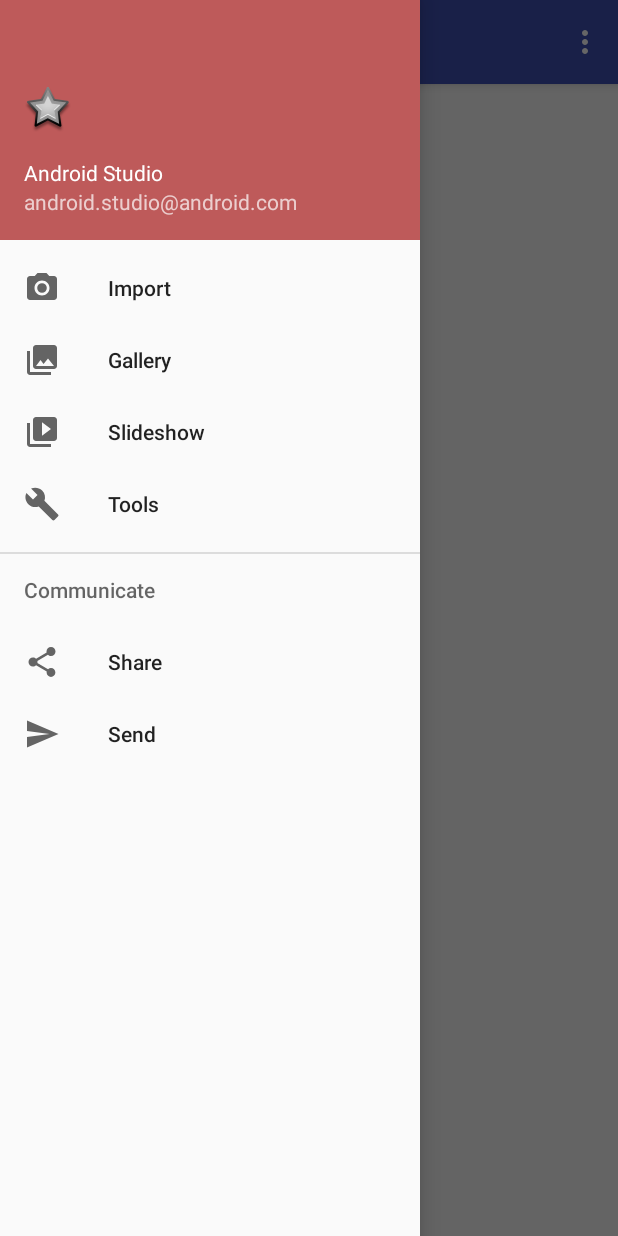
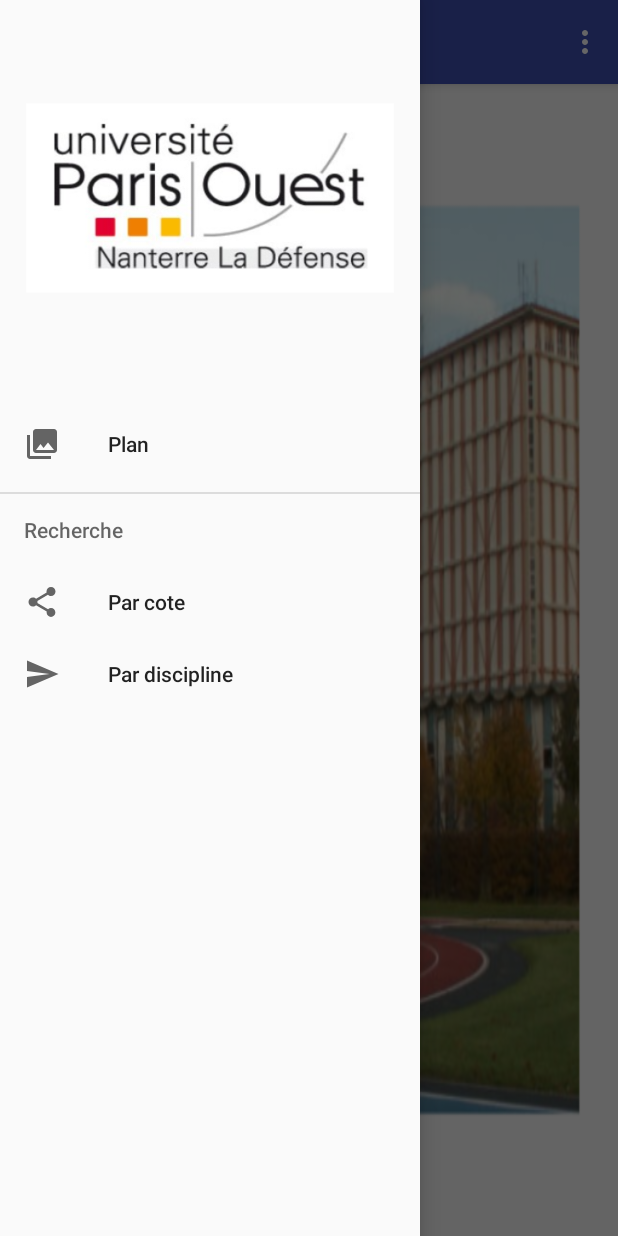
Before and after one commit to Miage-Paris-Ouest/m1c20152016-planinteractifbu, an Android app: the screen it shows after launch (MainActivity), with the side drawer open, on a phone screen of 412 x 824 dp. Run offline under Robolectric (Android 15) with nearby library versions, the phone set to English and light mode, and no system bars.

Commit message:
Maj menu et background

```diff
--- a/app/src/main/java/m1c20152016_planinteractifbu/fr/paris10/miage/projet/grp3/planbu/MainActivity.java
+++ b/app/src/main/java/m1c20152016_planinteractifbu/fr/paris10/miage/projet/grp3/planbu/MainActivity.java
@@ -72,13 +72,7 @@ public class MainActivity extends AppCompatActivity
         // Handle navigation view item clicks here.
         int id = item.getItemId();
 
-        if (id == R.id.nav_camera) {
-            // Handle the camera action
-        } else if (id == R.id.nav_gallery) {
-
-        } else if (id == R.id.nav_slideshow) {
-
-        } else if (id == R.id.nav_manage) {
+       if (id == R.id.nav_gallery) {
 
         } else if (id == R.id.nav_share) {
 
--- a/app/src/main/res/layout/app_bar_main.xml
+++ b/app/src/main/res/layout/app_bar_main.xml
@@ -17,7 +17,8 @@
             android:layout_width="match_parent"
             android:layout_height="?attr/actionBarSize"
             android:background="?attr/colorPrimary"
-            app:popupTheme="@style/AppTheme.PopupOverlay" />
+            app:popupTheme="@style/AppTheme.PopupOverlay"
+            android:clickable="false" />
 
     </android.support.design.widget.AppBarLayout>
 
--- a/app/src/main/res/layout/content_main.xml
+++ b/app/src/main/res/layout/content_main.xml
@@ -10,10 +10,7 @@
     android:paddingTop="@dimen/activity_vertical_margin"
     app:layout_behavior="@string/appbar_scrolling_view_behavior"
     tools:context="m1c20152016_planinteractifbu.fr.paris10.miage.projet.grp3.planbu.MainActivity"
-    tools:showIn="@layout/app_bar_main">
+    tools:showIn="@layout/app_bar_main"
+    android:background="@drawable/stadebu">
 
-    <TextView
-        android:layout_width="wrap_content"
-        android:layout_height="wrap_content"
-        android:text="Plan BU" />
 </RelativeLayout>
--- a/app/src/main/res/layout/nav_header_main.xml
+++ b/app/src/main/res/layout/nav_header_main.xml
@@ -1,7 +1,7 @@
 <?xml version="1.0" encoding="utf-8"?>
 <LinearLayout xmlns:android="http://schemas.android.com/apk/res/android"
     android:layout_width="match_parent"
-    android:layout_height="@dimen/nav_header_height"
+    android:layout_height="@dimen/design_tab_max_width"
     android:gravity="bottom"
     android:orientation="vertical"
     android:paddingBottom="@dimen/activity_vertical_margin"
@@ -9,26 +9,6 @@
     android:paddingRight="@dimen/activity_horizontal_margin"
     android:paddingTop="@dimen/activity_vertical_margin"
     android:theme="@style/ThemeOverlay.AppCompat.Dark"
-    android:background="#be5a5a">
-
-    <ImageView
-        android:id="@+id/imageView"
-        android:layout_width="wrap_content"
-        android:layout_height="wrap_content"
-        android:paddingTop="@dimen/nav_header_vertical_spacing"
-        android:src="@android:drawable/star_big_off" />
-
-    <TextView
-        android:layout_width="match_parent"
-        android:layout_height="wrap_content"
-        android:paddingTop="@dimen/nav_header_vertical_spacing"
-        android:text="Android Studio"
-        android:textAppearance="@style/TextAppearance.AppCompat.Body1" />
-
-    <TextView
-        android:id="@+id/textView"
-        android:layout_width="wrap_content"
-        android:layout_height="wrap_content"
-        android:text="android.studio@android.com" />
+    android:background="@drawable/upx">
 
 </LinearLayout>
--- a/app/src/main/res/menu/activity_main_drawer.xml
+++ b/app/src/main/res/menu/activity_main_drawer.xml
@@ -3,33 +3,21 @@
 
     <group android:checkableBehavior="single">
         <item
-            android:id="@+id/nav_camera"
-            android:icon="@drawable/ic_menu_camera"
-            android:title="Import" />
-        <item
             android:id="@+id/nav_gallery"
             android:icon="@drawable/ic_menu_gallery"
-            android:title="Gallery" />
-        <item
-            android:id="@+id/nav_slideshow"
-            android:icon="@drawable/ic_menu_slideshow"
-            android:title="Slideshow" />
-        <item
-            android:id="@+id/nav_manage"
-            android:icon="@drawable/ic_menu_manage"
-            android:title="Tools" />
+            android:title="Plan" />
     </group>
 
-    <item android:title="Communicate">
+    <item android:title="Recherche">
         <menu>
             <item
                 android:id="@+id/nav_share"
                 android:icon="@drawable/ic_menu_share"
-                android:title="Share" />
+                android:title="Par cote" />
             <item
                 android:id="@+id/nav_send"
                 android:icon="@drawable/ic_menu_send"
-                android:title="Send" />
+                android:title="Par discipline" />
         </menu>
     </item>
 
--- a/app/src/main/res/menu/main.xml
+++ b/app/src/main/res/menu/main.xml
@@ -4,6 +4,6 @@
     <item
         android:id="@+id/action_settings"
         android:orderInCategory="100"
-        android:title="@string/action_settings"
+        android:title="Ajout fichier CSV"
         app:showAsAction="never" />
 </menu>
--- a/app/src/main/res/menu/menu_main.xml
+++ b/app/src/main/res/menu/menu_main.xml
@@ -5,6 +5,6 @@
     <item
         android:id="@+id/action_settings"
         android:orderInCategory="100"
-        android:title="@string/action_settings"
+        android:title="Ajout fichier CSV"
         app:showAsAction="never" />
 </menu>
```
Also changed, not shown: app/src/main/res/drawable-v21/upx.png (added), app/src/main/res/drawable/stadebu.png (added), app/src/main/res/mipmap-hdpi/stadebu.png (added), app/src/main/res/mipmap-mdpi/stadebu.png (added), app/src/main/res/mipmap-xhdpi/stadebu.png (added), app/src/main/res/mipmap-xxhdpi/stadebu.png (added), app/src/main/res/mipmap-xxxhdpi/stadebu.png (added), app/src/main/stadebu-web.png (added), 2 other files.
